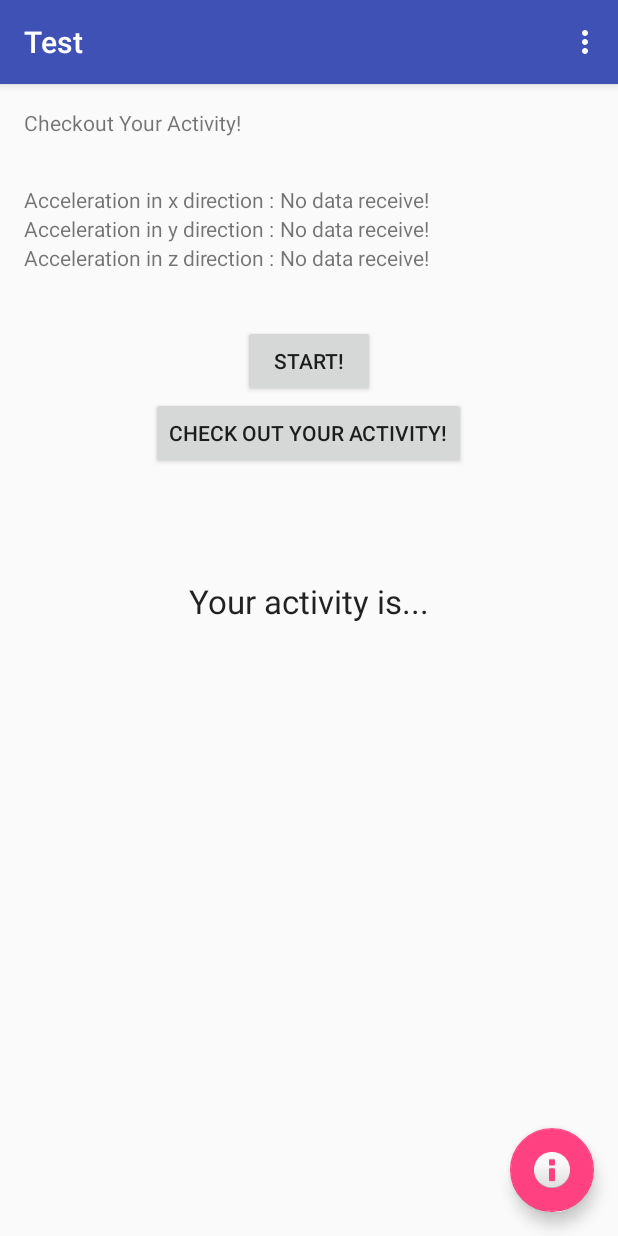
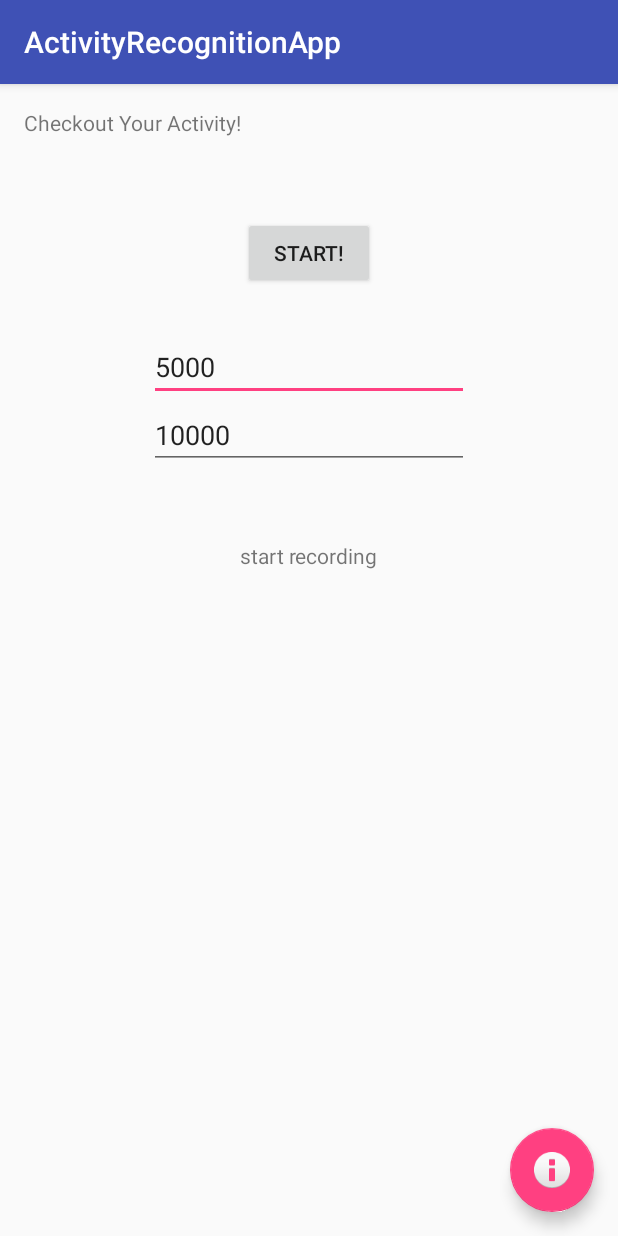
Before and after one commit to IriscShih/ActivityRecognitionApp, an Android app: the screen it shows after launch (MainActivity), after a tap on "START!", on a phone screen of 412 x 824 dp. Run offline under Robolectric (Android 15) with nearby library versions, the phone set to English and light mode, and no system bars; 1 statement that could not run was skipped.

Commit message:
updated version

```diff
--- a/app/build.gradle
+++ b/app/build.gradle
@@ -5,7 +5,7 @@ android {
     buildToolsVersion "23.0.2"
 
     defaultConfig {
-        applicationId "shih.iris.com.test"
+        applicationId "shih.iris.com.activityRecognitionApp"
         minSdkVersion 15
         targetSdkVersion 23
         versionCode 1
@@ -29,7 +29,7 @@ android {
     task buildNative(type: Exec, description: 'Compile JNI source via NDK') {
         def ndkDir = android.ndkDirectory
         commandLine "$ndkDir/ndk-build",
-                '-C', file('/Users/pearl790131/Desktop/android-play-location/Test/app/src/main/jni').absolutePath, // Change src/main/jni the relative path to your jni source
+                '-C', file('/Users/pearl790131/Desktop/android-play-location/ActivityRecognitionApp/app/src/main/jni').absolutePath, // Change src/main/jni the relative path to your jni source
                 '-j', Runtime.runtime.availableProcessors(),
                 'all',
                 'NDK_DEBUG=1'
@@ -38,7 +38,7 @@ android {
     task cleanNative(type: Exec, description: 'Clean JNI object files') {
         def ndkDir = android.ndkDirectory
         commandLine "$ndkDir/ndk-build",
-                '-C', file('/Users/pearl790131/Desktop/android-play-location/Test/app/src/main/jni').absolutePath, // Change src/main/jni the relative path to your jni source
+                '-C', file('/Users/pearl790131/Desktop/android-play-location/ActivityRecognitionApp/app/src/main/jni').absolutePath, // Change src/main/jni the relative path to your jni source
                 'clean'
     }
 
--- a/app/src/main/AndroidManifest.xml
+++ b/app/src/main/AndroidManifest.xml
@@ -1,16 +1,16 @@
 <?xml version="1.0" encoding="utf-8"?>
 <manifest xmlns:android="http://schemas.android.com/apk/res/android"
-    package="shih.iris.com.test">
+    package="shih.iris.com.activityRecognitionApp">
 
     <application
         android:allowBackup="true"
         android:icon="@mipmap/ic_launcher"
-        android:label="@string/app_name"
+        android:label="ActivityRecognitionApp"
         android:supportsRtl="true"
         android:theme="@style/AppTheme">
         <activity
             android:name=".MainActivity"
-            android:label="@string/app_name"
+            android:label="ActivityRecognitionApp"
             android:theme="@style/AppTheme.NoActionBar">
             <intent-filter>
                 <action android:name="android.intent.action.MAIN" />
--- /dev/null
+++ b/app/src/main/java/shih/iris/com/activityRecognitionApp/MainActivity.java
@@ -0,0 +1,113 @@
+package shih.iris.com.activityRecognitionApp;
+
+import android.content.Context;
+import android.hardware.Sensor;
+import android.hardware.SensorEvent;
+import android.hardware.SensorEventListener;
+import android.hardware.SensorManager;
+import android.support.design.widget.FloatingActionButton;
+import android.support.design.widget.Snackbar;
+import android.support.v7.app.AppCompatActivity;
+import android.support.v7.widget.Toolbar;
+import android.os.Bundle;
+import android.view.View;
+import android.widget.Button;
+import android.widget.EditText;
+import android.widget.TextView;
+
+
+public class MainActivity extends AppCompatActivity implements SensorEventListener, View.OnClickListener {
+
+    private SensorManager            sensorManager;
+    private Sensor                   sensor;
+    private Button                   btn;
+    private EditText                 etOffset;
+    private EditText                 etDuration;
+    private TextView                 tvResult;
+    private TextView                 output;
+    private long                     buttonPressedTime;
+    private long                     offset;
+    private long                     duration;
+    private ActivityAlgorithm algorithm;
+
+    @Override
+    protected void onCreate(Bundle savedInstanceState) {
+        super.onCreate(savedInstanceState);
+        setContentView(R.layout.activity_main);
+
+        output = (TextView)findViewById(R.id.output);
+        output.setText("Checkout Your Activity!");
+
+        algorithm = new ActivityAlgorithm();
+
+        btn = (Button) findViewById(R.id.cmdRecord);
+        btn.setOnClickListener(this);
+
+        etOffset = (EditText) findViewById(R.id.startTimeOffset);
+        etDuration = (EditText) findViewById(R.id.recordDuration);
+        tvResult = (TextView) findViewById(R.id.result);
+
+
+        sensorManager = (SensorManager) getSystemService(Context.SENSOR_SERVICE);
+        sensor = sensorManager.getDefaultSensor(Sensor.TYPE_ACCELEROMETER);
+
+        Toolbar toolbar = (Toolbar) findViewById(R.id.toolbar);
+        setSupportActionBar(toolbar);
+
+        FloatingActionButton fab = (FloatingActionButton) findViewById(R.id.fab);
+        fab.setOnClickListener(new View.OnClickListener() {
+            @Override
+            public void onClick(View view) {
+                Snackbar.make(view, "Is it correct?", Snackbar.LENGTH_LONG)
+                        .setAction("Action", null).show();
+            }
+
+        });
+    }
+
+    @Override
+    protected void onResume() {
+        super.onResume();
+    }
+
+    @Override
+    protected void onPause() {
+        super.onPause();
+    }
+
+    @Override
+    public void onSensorChanged(SensorEvent event) {
+        if (buttonPressedTime == 0) {
+            buttonPressedTime = event.timestamp;
+        } else if (event.timestamp > buttonPressedTime + offset && event.timestamp <= buttonPressedTime + offset + duration) {
+            System.out.println("start recording");
+            algorithm.addData(new ActivityAlgorithm.SensorData(event.timestamp, event.values[0], event.values[1], event.values[2]));
+        } else if (event.timestamp > buttonPressedTime + offset + duration) {
+            sensorManager.unregisterListener(this);
+            displayResult();
+            System.out.println("end recording");
+        }
+    }
+
+    private void displayResult() {
+        tvResult.setText(algorithm.calculate() ? "You are running" : "You are not running");
+    }
+
+    @Override
+    public void onAccuracyChanged(Sensor sensor, int accuracy) {
+
+    }
+
+    @Override
+    public void onClick(View v) {
+        if (v == btn) {
+            offset = Long.valueOf(etOffset.getText().toString())*1000000;
+            duration = Long.valueOf(etDuration.getText().toString())*1000000;
+            algorithm.clearData();
+            buttonPressedTime = 0;
+
+            tvResult.setText("start recording");
+            sensorManager.registerListener(this, sensor, SensorManager.SENSOR_STATUS_ACCURACY_HIGH);
+        }
+    }
+}
--- a/app/src/main/java/shih/iris/com/test/MainActivity.java
+++ /dev/null
@@ -1,240 +0,0 @@
-package shih.iris.com.test;
-
-import android.content.Context;
-import android.hardware.Sensor;
-import android.hardware.SensorEvent;
-import android.hardware.SensorEventListener;
-import android.hardware.SensorManager;
-import android.os.Bundle;
-import android.os.Environment;
-import android.support.design.widget.FloatingActionButton;
-import android.support.design.widget.Snackbar;
-import android.support.v7.app.AppCompatActivity;
-import android.support.v7.widget.Toolbar;
-import android.view.View;
-import android.view.Menu;
-import android.view.MenuItem;
-import android.widget.Button;
-import android.widget.TextView;
-import android.widget.Toast;
-
-import java.io.BufferedWriter;
-import java.io.File;
-import java.io.FileOutputStream;
-import java.io.IOException;
-import java.io.OutputStreamWriter;
-import java.io.PrintWriter;
-
-
-public class MainActivity extends AppCompatActivity implements SensorEventListener{
-
-    private TextView output;
-    private SensorManager sensorManager;
-    private Sensor sensor;
-    private long currentTime;
-    private long startTime;
-
-    Button startButton;
-    Button stopButton;
-
-    File myFile;
-    FileOutputStream fOut;
-    OutputStreamWriter myOutWriter;
-    BufferedWriter myBufferedWriter;
-    PrintWriter myPrintWriter;
-
-    boolean stopFlag = false;
-    boolean startFlag = false;
-    boolean isFirstSet = true;
-
-    float linear_acceleration[]= new float[3];
-    private TextView accX;
-    private TextView accY;
-    private TextView accZ;
-
-    @Override
-    protected void onCreate(Bundle savedInstanceState) {
-        super.onCreate(savedInstanceState);
-        setContentView(R.layout.activity_main);
-
-        output = (TextView)findViewById(R.id.output);
-        output.setText("Checkout Your Activity!");
-
-        sensorManager = (SensorManager)getSystemService(Context.SENSOR_SERVICE);
-        sensor = sensorManager.getDefaultSensor(Sensor.TYPE_ACCELEROMETER);
-
-        if(sensor==null){
-            Toast.makeText(this,"This device does not have accelerometer!",Toast.LENGTH_LONG).show();
-        }
-        accX = (TextView)findViewById(R.id.x);
-        accY = (TextView)findViewById(R.id.y);
-        accZ = (TextView)findViewById(R.id.z);
-
-        Toolbar toolbar = (Toolbar) findViewById(R.id.toolbar);
-        setSupportActionBar(toolbar);
-
-        FloatingActionButton fab = (FloatingActionButton) findViewById(R.id.fab);
-        fab.setOnClickListener(new View.OnClickListener() {
-            @Override
-            public void onClick(View view) {
-                Snackbar.make(view, "Is it correct?", Snackbar.LENGTH_LONG)
-                        .setAction("Action", null).show();
-            }
-
-        });
-
-        // start button
-        startButton = (Button) findViewById(R.id.button1);
-        startButton.setOnClickListener(new View.OnClickListener() {
-
-            public void onClick(View view) {
-                // start recording the sensor data
-                try {
-                    myFile = new File(Environment.getExternalStorageDirectory()+"/SensorData.txt");
-                    myFile.createNewFile();
-
-                    fOut = new FileOutputStream(myFile);
-                    myOutWriter = new OutputStreamWriter(fOut);
-                    myBufferedWriter = new BufferedWriter(myOutWriter);
-                    myPrintWriter = new PrintWriter(myBufferedWriter);
-
-                    Toast.makeText(getBaseContext(), "Start recording the data set", Toast.LENGTH_SHORT).show();
-                } catch (Exception e) {
-                    Toast.makeText(getBaseContext(), e.getMessage(), Toast.LENGTH_SHORT).show();
-                } finally {
-                    startFlag = true;
-                }
-            }
-        });
-
-        // stop button
-        stopButton = (Button) findViewById(R.id.button2);
-        stopButton.setOnClickListener(new View.OnClickListener() {
-
-            public void onClick(View view) {
-                // stop recording the sensor data
-                try {
-                    stopFlag = true;
-                    Toast.makeText(getBaseContext(), "Done recording the data set", Toast.LENGTH_SHORT).show();
-                } catch (Exception e) {
-                    Toast.makeText(getBaseContext(), e.getMessage(), Toast.LENGTH_SHORT).show();
-                }
-            }
-        });
-
-        sensorManager = (SensorManager) getSystemService(SENSOR_SERVICE);
-
-    }
-
-    @Override
-    public void onSensorChanged(SensorEvent event) {
-        // alpha is calculated as t / (t + dT)
-        // with t, the low-pass filter's time-constant
-        // and dT, the event delivery rate
-        if(startFlag){
-
-            final float alpha = 0.8f;
-            float gravity[]= new float[3];
-            gravity[0] = alpha * gravity[0] + (1 - alpha) * event.values[0];//g in X dir
-            gravity[1] = alpha * gravity[1] + (1 - alpha) * event.values[1];//g in Y dir
-            gravity[2] = alpha * gravity[2] + (1 - alpha) * event.values[2];//g in Z dir
-
-            linear_acceleration[0] = event.values[0] - gravity[0];//X
-            linear_acceleration[1] = event.values[1] - gravity[1];//Y
-            linear_acceleration[2] = event.values[2] - gravity[2];//Z
-
-            if (isFirstSet) {
-                startTime = System.currentTimeMillis();
-                isFirstSet = false;
-            }
-
-            currentTime = System.currentTimeMillis();
-
-            for (int i=0;i<1;i++) {
-                if (!stopFlag) {
-
-                    accX.setText(Float.toString(linear_acceleration[0]));
-                    accY.setText(Float.toString(linear_acceleration[1]));
-                    accZ.setText(Float.toString(linear_acceleration[2]));
-
-                    save(currentTime, startTime, linear_acceleration);
-                }
-
-                else {
-
-                    myPrintWriter.flush();
-                    myPrintWriter.close();
-
-                    try {
-                        myOutWriter.close();
-                    } catch (IOException | NullPointerException e) {
-                        // TODO Auto-generated catch block
-                        e.printStackTrace();
-                    }
-                    try {
-                        fOut.close();
-                    } catch (IOException | NullPointerException e) {
-                        // TODO Auto-generated catch block
-                        e.printStackTrace();
-                    }
-                }
-            }
-
-        }
-    }
-
-    private void save(long currentTime, long startTime, float[] linear_acceleration){
-        myPrintWriter.write(currentTime - startTime + ", " + linear_acceleration[0] + ", " + linear_acceleration[1] + ", " + linear_acceleration[2] + "\n");
-    }
-
-    @Override
-    public boolean onCreateOptionsMenu(Menu menu) {
-        // Inflate the menu; this adds items to the action bar if it is present.
-        getMenuInflater().inflate(R.menu.menu_main, menu);
-        return true;
-    }
-
-    @Override
-    public boolean onOptionsItemSelected(MenuItem item) {
-        // Handle action bar item clicks here. The action bar will
-        // automatically handle clicks on the Home/Up button, so long
-        // as you specify a parent activity in AndroidManifest.xml.
-        int id = item.getItemId();
-
-        //noinspection SimplifiableIfStatement
-        if (id == R.id.action_settings) {
-            return true;
-        }
-
-        return super.onOptionsItemSelected(item);
-    }
-
-    /**
-     * Called when the accuracy of the registered sensor has changed.
-     * <p/>
-     * <p>See the SENSOR_STATUS_* constants in
-     * {@link SensorManager SensorManager} for details.
-     *
-     * @param sensor
-     * @param accuracy The new accuracy of this sensor, one of
-     *                 {@code SensorManager.SENSOR_STATUS_*}
-     */
-    @Override
-    public void onAccuracyChanged(Sensor sensor, int accuracy) {
-
-    }
-
-
-    @Override
-    protected void onResume() {
-        super.onResume();
-        sensorManager.registerListener(this, sensor, SensorManager.SENSOR_DELAY_NORMAL);
-    }
-
-    @Override
-    protected void onPause() {
-        super.onPause();
-        sensorManager.unregisterListener(this);
-
-    }
-}
--- a/app/src/main/res/layout/activity_main.xml
+++ b/app/src/main/res/layout/activity_main.xml
@@ -5,7 +5,7 @@
     android:layout_width="match_parent"
     android:layout_height="match_parent"
     android:fitsSystemWindows="true"
-    tools:context="shih.iris.com.test.MainActivity">
+    tools:context="shih.iris.com.activityRecognitionApp.MainActivity">
 
     <android.support.design.widget.AppBarLayout
         android:layout_width="match_parent"
--- a/app/src/main/res/layout/content_main.xml
+++ b/app/src/main/res/layout/content_main.xml
@@ -9,7 +9,7 @@
     android:paddingRight="@dimen/activity_horizontal_margin"
     android:paddingTop="@dimen/activity_vertical_margin"
     app:layout_behavior="@string/appbar_scrolling_view_behavior"
-    tools:context="shih.iris.com.test.MainActivity"
+    tools:context="shih.iris.com.activityRecognitionApp.MainActivity"
     tools:showIn="@layout/activity_main">
 
     <TextView
@@ -18,87 +18,43 @@
         android:id="@+id/output"
         android:text="Hello World!" />
 
-    <TextView
-        android:layout_width="wrap_content"
-        android:layout_height="wrap_content"
-        android:id="@+id/label_x"
-        android:text="Acceleration in x direction : "
-        android:layout_below="@+id/output"
-        android:layout_alignParentLeft="true"
-        android:layout_alignParentStart="true"
-        android:layout_marginTop="32dp" />
-
-    <TextView
-        android:layout_width="wrap_content"
-        android:layout_height="wrap_content"
-        android:id="@+id/label_y"
-        android:text="Acceleration in y direction : "
-        android:layout_below="@+id/label_x"
-        android:layout_alignParentLeft="true"
-        android:layout_alignParentStart="true" />
-
-    <TextView
-        android:layout_width="wrap_content"
-        android:layout_height="wrap_content"
-        android:id="@+id/label_z"
-        android:text="Acceleration in z direction : "
-        android:layout_below="@+id/label_y"
-        android:layout_alignParentLeft="true"
-        android:layout_alignParentStart="true" />
-
-    <TextView
-        android:layout_width="wrap_content"
-        android:layout_height="wrap_content"
-        android:id="@+id/x"
-        android:text="No data receive!"
-        android:layout_alignTop="@+id/label_x"
-        android:layout_toRightOf="@+id/label_x"
-        android:layout_toEndOf="@+id/label_x" />
-
-    <TextView
-        android:layout_width="wrap_content"
-        android:layout_height="wrap_content"
-        android:id="@+id/y"
-        android:text="No data receive!"
-        android:layout_below="@+id/x"
-        android:layout_alignLeft="@+id/x"
-        android:layout_alignStart="@+id/x" />
-
-    <TextView
-        android:layout_width="wrap_content"
-        android:layout_height="wrap_content"
-        android:id="@+id/z"
-        android:text="No data receive!"
-        android:layout_below="@+id/y"
-        android:layout_alignLeft="@+id/y"
-        android:layout_alignStart="@+id/y" />
-
     <Button
         android:layout_width="wrap_content"
         android:layout_height="wrap_content"
         android:text="Start!"
-        android:id="@+id/button1"
-        android:layout_marginTop="35dp"
-        android:layout_below="@+id/label_z"
+        android:id="@+id/cmdRecord"
+        android:layout_marginTop="53dp"
+        android:layout_below="@+id/output"
         android:layout_centerHorizontal="true" />
 
-    <Button
+    <EditText
         android:layout_width="wrap_content"
         android:layout_height="wrap_content"
-        android:text="Check Out Your Activity!"
-        android:id="@+id/button2"
-        android:layout_below="@+id/button1"
+        android:inputType="time"
+        android:ems="10"
+        android:id="@+id/startTimeOffset"
+        android:text="5000"
+        android:layout_marginTop="29dp"
+        android:layout_below="@+id/cmdRecord"
+        android:layout_centerHorizontal="true" />
+
+    <EditText
+        android:layout_width="wrap_content"
+        android:layout_height="wrap_content"
+        android:inputType="time"
+        android:ems="10"
+        android:id="@+id/recordDuration"
+        android:text="10000"
+        android:layout_below="@+id/startTimeOffset"
         android:layout_centerHorizontal="true" />
 
     <TextView
         android:layout_width="wrap_content"
         android:layout_height="wrap_content"
-        android:textAppearance="?android:attr/textAppearanceLarge"
-        android:id="@+id/activity"
-        android:text="Your activity is..."
-        android:layout_marginTop="73dp"
-        android:layout_below="@+id/button2"
-        android:layout_centerHorizontal="true" />
+        android:id="@+id/result"
+        android:layout_below="@+id/recordDuration"
+        android:layout_centerHorizontal="true"
+        android:layout_marginTop="48dp" />
 
 
 </RelativeLayout>
--- a/app/src/main/res/menu/menu_main.xml
+++ b/app/src/main/res/menu/menu_main.xml
@@ -1,7 +1,7 @@
 <menu xmlns:android="http://schemas.android.com/apk/res/android"
     xmlns:app="http://schemas.android.com/apk/res-auto"
     xmlns:tools="http://schemas.android.com/tools"
-    tools:context="shih.iris.com.test.MainActivity">
+    tools:context="shih.iris.com.activityRecognitionApp.MainActivity">
     <item
         android:id="@+id/action_settings"
         android:orderInCategory="100"
```
Also changed, not shown: app/src/main/java/shih/iris/com/activityRecognitionApp/ActivityAlgorithm.java (added, +126 -0 lines), app/src/main/java/shih/iris/com/test/ActivityService.java (deleted, +0 -63 lines), 12 other files.
